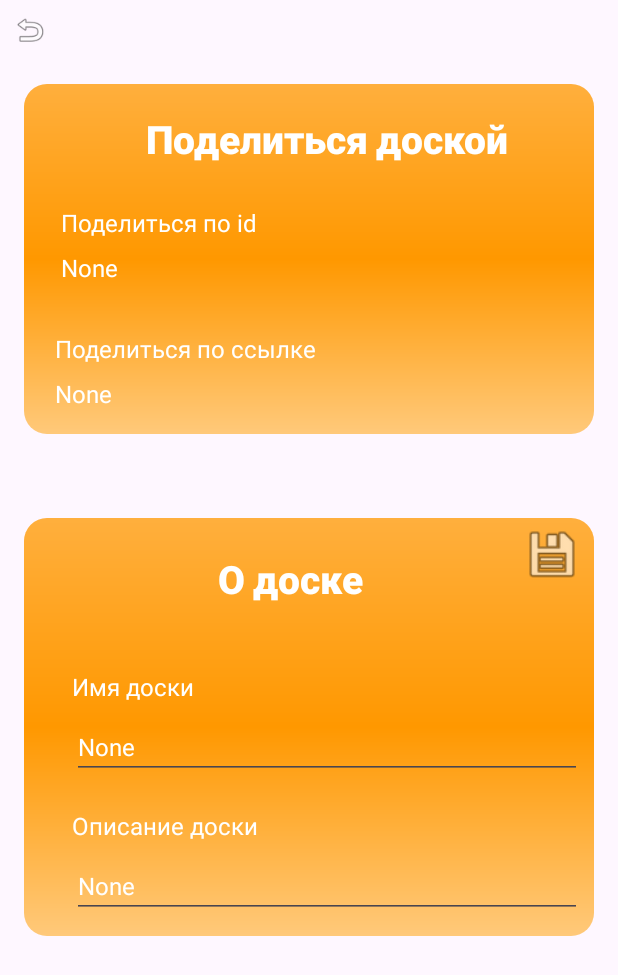
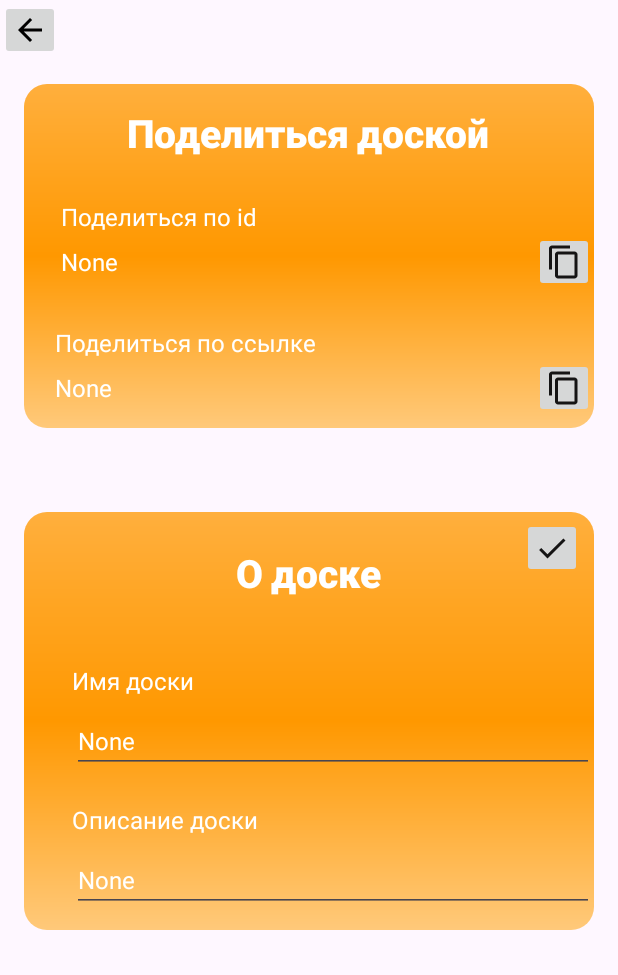
Before and after one commit to uni-board/android, an Android app built with Jetpack Compose: the layout fragment_board_details.xml on its own in the app's theme, with its tools: preview values and no code run, on a phone screen of 412 x 824 dp. Shown: the top 975 px of the screen. Run offline under Robolectric (Android 15) with nearby library versions, the light colour scheme and no system bars.

Commit message:
rework icons

```diff
--- a/app/src/main/java/com/uniboard/board_details/presentation/BoardDetailsFragment.kt
+++ b/app/src/main/java/com/uniboard/board_details/presentation/BoardDetailsFragment.kt
@@ -61,7 +61,7 @@ class BoardDetailsFragment : NavigationFragment(R.layout.fragment_board_details)
             imageBack.setOnClickListener {
                 navController.navigateUp()
             }
-            tvShareId.setOnClickListener {
+            tvShareId.setOnClickListener{
                 context?.let { it1 -> copyToClipboard(it1, tvShareId.text) }
                 createSnackbar(it, "Copied to the clipboard", Color.GREEN)
             }
@@ -69,6 +69,15 @@ class BoardDetailsFragment : NavigationFragment(R.layout.fragment_board_details)
                 context?.let { it1 -> copyToClipboard(it1, tvShareUrl.text) }
                 createSnackbar(it, "Copied to the clipboard", Color.GREEN)
             }
+            imageButtonCopyId.setOnClickListener {
+                context?.let { it1 -> copyToClipboard(it1, tvShareId.text) }
+                createSnackbar(it, "Copied to the clipboard", Color.GREEN)
+            }
+            imageButtonCopyURL.setOnClickListener {
+                context?.let { it1 -> copyToClipboard(it1, tvShareUrl.text) }
+                createSnackbar(it, "Copied to the clipboard", Color.GREEN)
+            }
+
             imageApply.setOnClickListener {
                 lifecycleScope.launch {
                     settingsRepository?.update(
--- /dev/null
+++ b/app/src/main/res/drawable/baseline_arrow_back_24.xml
@@ -0,0 +1,5 @@
+<vector xmlns:android="http://schemas.android.com/apk/res/android" android:autoMirrored="true" android:height="24dp" android:tint="#000000" android:viewportHeight="24" android:viewportWidth="24" android:width="24dp">
+
+    <path android:fillColor="@android:color/white" android:pathData="M20,11H7.83l5.59,-5.59L12,4l-8,8 8,8 1.41,-1.41L7.83,13H20v-2z"/>
+
+</vector>
--- /dev/null
+++ b/app/src/main/res/drawable/baseline_check_24.xml
@@ -0,0 +1,5 @@
+<vector xmlns:android="http://schemas.android.com/apk/res/android" android:height="24dp" android:tint="#151414" android:viewportHeight="24" android:viewportWidth="24" android:width="24dp">
+
+    <path android:fillColor="@android:color/white" android:pathData="M9,16.17L4.83,12l-1.42,1.41L9,19 21,7l-1.41,-1.41z"/>
+
+</vector>
--- /dev/null
+++ b/app/src/main/res/drawable/baseline_content_copy_24.xml
@@ -0,0 +1,5 @@
+<vector xmlns:android="http://schemas.android.com/apk/res/android" android:height="24dp" android:tint="#151414" android:viewportHeight="24" android:viewportWidth="24" android:width="24dp">
+
+    <path android:fillColor="@android:color/white" android:pathData="M16,1L4,1c-1.1,0 -2,0.9 -2,2v14h2L4,3h12L16,1zM19,5L8,5c-1.1,0 -2,0.9 -2,2v14c0,1.1 0.9,2 2,2h11c1.1,0 2,-0.9 2,-2L21,7c0,-1.1 -0.9,-2 -2,-2zM19,21L8,21L8,7h11v14z"/>
+
+</vector>
--- a/app/src/main/res/layout-land/fragment_board_details.xml
+++ b/app/src/main/res/layout-land/fragment_board_details.xml
@@ -1,13 +1,13 @@
 <?xml version="1.0" encoding="utf-8"?>
 <ScrollView xmlns:android="http://schemas.android.com/apk/res/android"
+    xmlns:app="http://schemas.android.com/apk/res-auto"
+    xmlns:tools="http://schemas.android.com/tools"
     android:id="@+id/scrollView"
     android:layout_width="match_parent"
     android:layout_height="match_parent"
     android:fillViewport="true">
 
-    <androidx.constraintlayout.widget.ConstraintLayout xmlns:android="http://schemas.android.com/apk/res/android"
-        xmlns:app="http://schemas.android.com/apk/res-auto"
-        xmlns:tools="http://schemas.android.com/tools"
+    <androidx.constraintlayout.widget.ConstraintLayout
         android:layout_width="match_parent"
         android:layout_height="match_parent"
         android:scrollbars="vertical"
@@ -141,14 +141,14 @@
             android:id="@+id/tv_share_id"
             style="@style/MainText"
 
-            android:layout_width="wrap_content"
+            android:layout_width="0dp"
             android:layout_height="wrap_content"
             android:layout_marginTop="8dp"
-            android:layout_marginEnd="10dp"
+            android:layout_marginEnd="4dp"
+
             android:text="@string/None"
-
             android:textIsSelectable="true"
-            app:layout_constraintEnd_toEndOf="@+id/imageViewBack1"
+            app:layout_constraintEnd_toStartOf="@id/imageButtonCopyId"
             app:layout_constraintHorizontal_bias="0.0"
             app:layout_constraintStart_toStartOf="@+id/text_share_id"
             app:layout_constraintTop_toBottomOf="@+id/text_share_id" />
@@ -173,33 +173,57 @@
             android:layout_width="0dp"
             android:layout_height="wrap_content"
             android:layout_marginTop="8dp"
-            android:layout_marginEnd="10dp"
+            android:layout_marginEnd="4dp"
             android:text="@string/None"
 
             android:textIsSelectable="true"
-            app:layout_constraintEnd_toEndOf="@+id/imageViewBack1"
+            app:layout_constraintEnd_toStartOf="@+id/imageButtonCopyURL"
             app:layout_constraintHorizontal_bias="0.0"
             app:layout_constraintStart_toStartOf="@+id/text_share_url"
             app:layout_constraintTop_toBottomOf="@+id/text_share_url" />
 
-        <ImageView
+        <ImageButton
             android:id="@+id/image_back"
             android:layout_width="40dp"
             android:layout_height="40dp"
             android:padding="8dp"
 
-            android:src="@android:drawable/ic_menu_revert"
+            android:src="@drawable/baseline_arrow_back_24"
 
             />
 
-        <ImageView
+        <ImageButton
             android:id="@+id/image_apply"
             android:layout_width="40dp"
             android:layout_height="40dp"
             android:layout_marginTop="4dp"
             android:layout_marginEnd="8dp"
-            android:src="@android:drawable/ic_menu_save"
+            android:src="@drawable/baseline_check_24"
             app:layout_constraintEnd_toEndOf="@+id/imageViewBack2"
             app:layout_constraintTop_toTopOf="@+id/imageViewBack2" />
+
+        <ImageButton
+            android:id="@+id/imageButtonCopyId"
+            android:layout_width="40dp"
+            android:layout_height="40dp"
+            app:layout_constraintBottom_toBottomOf="@+id/tv_share_id"
+            app:layout_constraintEnd_toEndOf="@+id/imageViewBack1"
+            app:layout_constraintHorizontal_bias="1.0"
+            app:layout_constraintStart_toEndOf="@+id/tv_share_id"
+            app:layout_constraintTop_toTopOf="@+id/tv_share_id"
+            app:layout_constraintVertical_bias="0.5"
+            app:srcCompat="@drawable/baseline_content_copy_24" />
+        <ImageButton
+            android:id="@+id/imageButtonCopyURL"
+            android:layout_width="40dp"
+            android:layout_height="40dp"
+            app:layout_constraintBottom_toBottomOf="@+id/tv_share_url"
+            app:layout_constraintEnd_toEndOf="@+id/imageViewBack1"
+            app:layout_constraintHorizontal_bias="1.0"
+            app:layout_constraintStart_toEndOf="@+id/tv_share_url"
+            app:layout_constraintTop_toTopOf="@+id/tv_share_url"
+            app:layout_constraintVertical_bias="0.5"
+            app:srcCompat="@drawable/baseline_content_copy_24" />
+
     </androidx.constraintlayout.widget.ConstraintLayout>
 </ScrollView>
--- a/app/src/main/res/layout/fragment_board_details.xml
+++ b/app/src/main/res/layout/fragment_board_details.xml
@@ -1,13 +1,13 @@
 <?xml version="1.0" encoding="utf-8"?>
 <ScrollView xmlns:android="http://schemas.android.com/apk/res/android"
+    xmlns:app="http://schemas.android.com/apk/res-auto"
+    xmlns:tools="http://schemas.android.com/tools"
     android:id="@+id/scrollView"
     android:layout_width="match_parent"
     android:layout_height="match_parent"
     android:fillViewport="true">
 
-    <androidx.constraintlayout.widget.ConstraintLayout xmlns:android="http://schemas.android.com/apk/res/android"
-        xmlns:app="http://schemas.android.com/apk/res-auto"
-        xmlns:tools="http://schemas.android.com/tools"
+    <androidx.constraintlayout.widget.ConstraintLayout
         android:layout_width="match_parent"
         android:layout_height="match_parent"
         tools:context=".board_details.presentation.BoardDetailsFragment">
@@ -23,6 +23,7 @@
             android:src="@drawable/rouden_corner_view"
             app:layout_constraintBottom_toBottomOf="@id/tv_about"
             app:layout_constraintEnd_toEndOf="parent"
+            app:layout_constraintHorizontal_bias="1.0"
             app:layout_constraintStart_toStartOf="parent"
             app:layout_constraintTop_toBottomOf="@+id/imageViewBack1"
             app:layout_constraintVertical_bias="0.0" />
@@ -36,7 +37,7 @@
             android:layout_marginEnd="24dp"
             android:text="@string/about_board"
             app:layout_constraintEnd_toEndOf="@+id/imageViewBack2"
-            app:layout_constraintHorizontal_bias="0.498"
+            app:layout_constraintHorizontal_bias="0.544"
             app:layout_constraintStart_toStartOf="@+id/imageViewBack2"
             app:layout_constraintTop_toTopOf="@+id/imageViewBack2" />
 
@@ -60,7 +61,6 @@
             android:layout_height="wrap_content"
             android:layout_marginTop="8dp"
 
-            android:layout_marginEnd="8dp"
             android:inputType="text"
 
             android:text="@string/None"
@@ -88,7 +88,6 @@
             android:layout_width="0dp"
             android:layout_height="wrap_content"
             android:layout_marginTop="8dp"
-            android:layout_marginEnd="8dp"
             android:text="@string/None"
 
             app:layout_constraintEnd_toEndOf="@+id/imageViewBack2"
@@ -107,21 +106,20 @@
             android:src="@drawable/rouden_corner_view"
             app:layout_constraintBottom_toBottomOf="@+id/tv_share_url"
             app:layout_constraintEnd_toEndOf="parent"
-            app:layout_constraintHorizontal_bias="1.0"
+            app:layout_constraintHorizontal_bias="0.0"
             app:layout_constraintStart_toStartOf="parent"
             app:layout_constraintTop_toBottomOf="@+id/image_back"
-            app:layout_constraintVertical_bias="0.0" />
+            app:layout_constraintVertical_bias="1.0" />
 
         <TextView
             android:id="@+id/tv_share_board"
             style="@style/HeadText"
             android:layout_width="wrap_content"
             android:layout_height="wrap_content"
-            android:layout_marginStart="24dp"
-            android:layout_marginTop="16dp"
+            android:layout_marginTop="12dp"
             android:text="@string/share_board"
             app:layout_constraintEnd_toEndOf="@+id/imageViewBack1"
-            app:layout_constraintHorizontal_bias="0.5"
+            app:layout_constraintHorizontal_bias="0.496"
             app:layout_constraintStart_toStartOf="@+id/imageViewBack1"
             app:layout_constraintTop_toTopOf="@+id/imageViewBack1" />
 
@@ -141,14 +139,13 @@
             android:id="@+id/tv_share_id"
             style="@style/MainText"
 
-            android:layout_width="wrap_content"
+            android:layout_width="0dp"
             android:layout_height="wrap_content"
             android:layout_marginTop="8dp"
-            android:layout_marginEnd="10dp"
+
             android:text="@string/None"
-
             android:textIsSelectable="true"
-            app:layout_constraintEnd_toEndOf="@+id/imageViewBack1"
+            app:layout_constraintEnd_toStartOf="@id/imageButtonCopyId"
             app:layout_constraintHorizontal_bias="0.0"
             app:layout_constraintStart_toStartOf="@+id/text_share_id"
             app:layout_constraintTop_toBottomOf="@+id/text_share_id" />
@@ -170,37 +167,59 @@
         <TextView
             android:id="@+id/tv_share_url"
             style="@style/MainText"
-            android:layout_width="wrap_content"
+            android:layout_width="0dp"
             android:layout_height="wrap_content"
             android:layout_marginTop="8dp"
-            android:layout_marginEnd="10dp"
+
             android:text="@string/None"
+            android:textIsSelectable="true"
+            app:layout_constraintEnd_toStartOf="@id/imageButtonCopyURL"
+            app:layout_constraintStart_toStartOf="@+id/text_share_url"
+            app:layout_constraintTop_toBottomOf="@+id/text_share_url" />
 
-            android:textIsSelectable="true"
-            app:layout_constraintEnd_toEndOf="@+id/imageViewBack1"
-            app:layout_constraintHorizontal_bias="0.0"
-            app:layout_constraintStart_toStartOf="@+id/text_share_url"
-            app:layout_constraintTop_toBottomOf="@+id/text_share_url"
-            app:layout_constraintVertical_bias="0.0" />
-
-        <ImageView
+        <ImageButton
             android:id="@+id/image_back"
             android:layout_width="40dp"
             android:layout_height="40dp"
             android:padding="8dp"
 
-            android:src="@android:drawable/ic_menu_revert"
+            android:src="@drawable/baseline_arrow_back_24"
 
             />
 
-        <ImageView
+        <ImageButton
             android:id="@+id/image_apply"
             android:layout_width="40dp"
             android:layout_height="40dp"
             android:layout_marginTop="4dp"
             android:layout_marginEnd="8dp"
-            android:src="@android:drawable/ic_menu_save"
+            android:src="@drawable/baseline_check_24"
             app:layout_constraintEnd_toEndOf="@+id/imageViewBack2"
             app:layout_constraintTop_toTopOf="@+id/imageViewBack2" />
+
+        <ImageButton
+            android:id="@+id/imageButtonCopyId"
+            android:layout_width="40dp"
+            android:layout_height="40dp"
+            app:layout_constraintBottom_toBottomOf="@+id/tv_share_id"
+            app:layout_constraintEnd_toEndOf="@+id/imageViewBack1"
+            app:layout_constraintHorizontal_bias="1.0"
+            app:layout_constraintStart_toEndOf="@+id/tv_share_id"
+            app:layout_constraintTop_toTopOf="@+id/tv_share_id"
+            app:layout_constraintVertical_bias="0.5"
+            app:srcCompat="@drawable/baseline_content_copy_24" />
+
+        <ImageButton
+            android:id="@+id/imageButtonCopyURL"
+            android:layout_width="40dp"
+            android:layout_height="40dp"
+            app:layout_constraintBottom_toBottomOf="@+id/tv_share_url"
+            app:layout_constraintEnd_toEndOf="@+id/imageViewBack1"
+            app:layout_constraintHorizontal_bias="1.0"
+            app:layout_constraintStart_toEndOf="@+id/tv_share_url"
+            app:layout_constraintTop_toTopOf="@+id/tv_share_url"
+            app:layout_constraintVertical_bias="0.5"
+            app:srcCompat="@drawable/baseline_content_copy_24" />
+
     </androidx.constraintlayout.widget.ConstraintLayout>
 </ScrollView>
```
